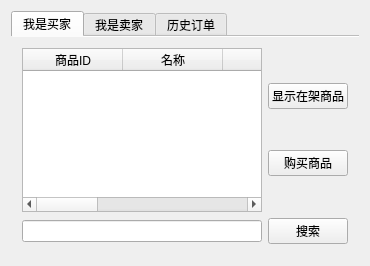
This is userWindow.ui in KyokaiNoKanata/TradingPlatform as Qt 5 draws it before an edit. The edited form follows.
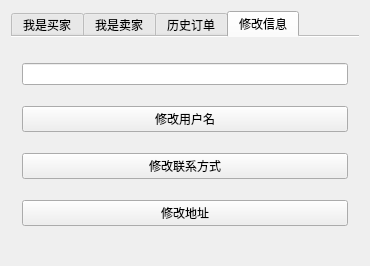
This is the edited form. The open tabs and pages were chosen to show the change.

Commit message: user function

Diff of the .ui file:
```diff
--- a/userWindow.ui
+++ b/userWindow.ui
@@ -88,6 +88,11 @@
             <string>卖家ID</string>
            </property>
           </column>
+          <column>
+           <property name="text">
+            <string>上架时间</string>
+           </property>
+          </column>
           <column>
            <property name="text">
             <string>状态</string>
@@ -228,6 +233,37 @@
         </item>
        </layout>
       </widget>
+      <widget class="QWidget" name="informationTab">
+       <attribute name="title">
+        <string>修改信息</string>
+       </attribute>
+       <layout class="QGridLayout" name="gridLayout_4">
+        <item row="0" column="0">
+         <widget class="QLineEdit" name="newValueLineEdit"/>
+        </item>
+        <item row="1" column="0">
+         <widget class="QPushButton" name="changeUsernamePushButton">
+          <property name="text">
+           <string>修改用户名</string>
+          </property>
+         </widget>
+        </item>
+        <item row="2" column="0">
+         <widget class="QPushButton" name="changeContactPushButton">
+          <property name="text">
+           <string>修改联系方式</string>
+          </property>
+         </widget>
+        </item>
+        <item row="3" column="0">
+         <widget class="QPushButton" name="changeAddressPushButton">
+          <property name="text">
+           <string>修改地址</string>
+          </property>
+         </widget>
+        </item>
+       </layout>
+      </widget>
      </widget>
     </item>
    </layout>
```
Left out of the diff: 138 changed lines with no effect on the pictures. The commit also changes 11 other files.
